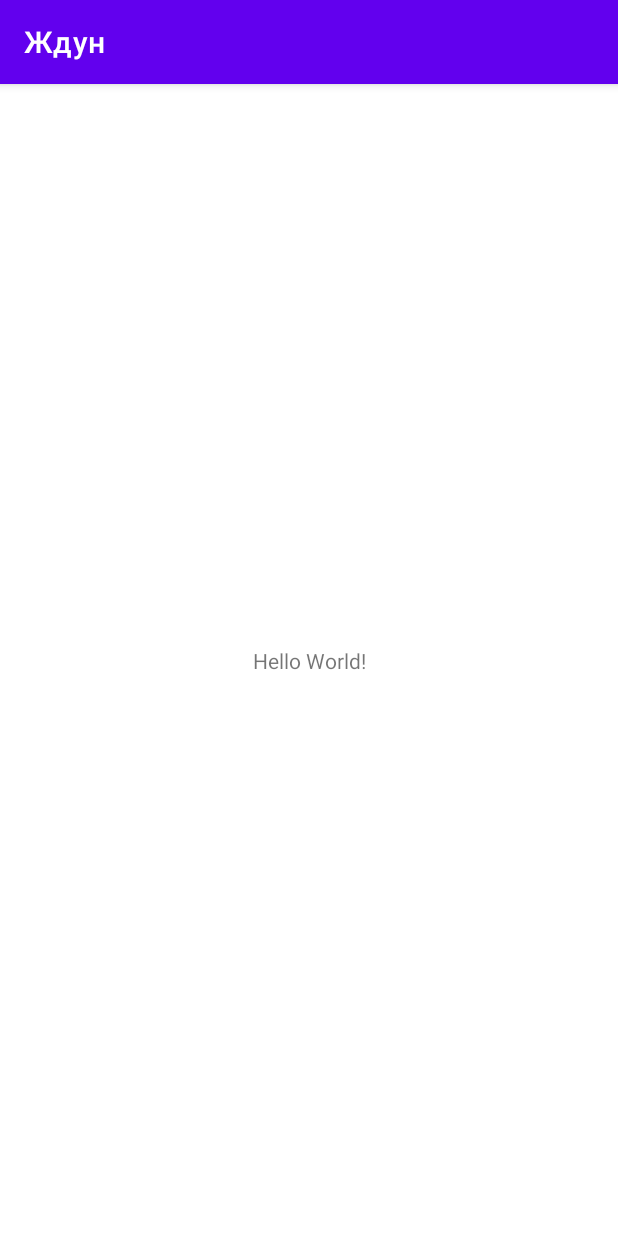
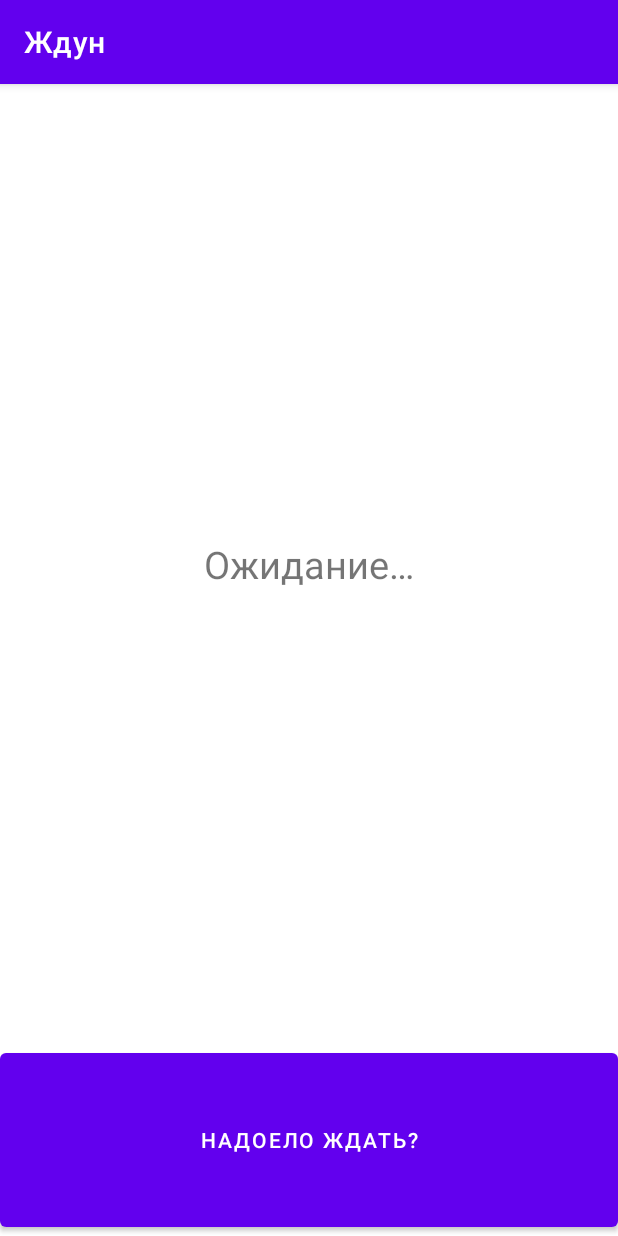
Before and after one commit to tuguzT-education/mirea-pid-practice-13.2, an Android app: the screen it shows after launch (MainActivity), on a phone screen of 412 x 824 dp. Run offline under Robolectric (Android 15) with nearby library versions, the phone set to English and light mode, and no system bars.

Commit message:
Complete tasks

```diff
--- a/app/src/main/AndroidManifest.xml
+++ b/app/src/main/AndroidManifest.xml
@@ -18,6 +18,16 @@
                 <category android:name="android.intent.category.LAUNCHER" />
             </intent-filter>
         </activity>
+
+        <receiver
+            android:name=".TimeTickReceiver"
+            android:enabled="true"
+            android:exported="false" />
+
+        <receiver
+            android:name=".BatteryLowReceiver"
+            android:enabled="true"
+            android:exported="false" />
     </application>
 
 </manifest>
--- /dev/null
+++ b/app/src/main/java/io/github/tuguzt/theonewhowaits/BatteryLowReceiver.kt
@@ -0,0 +1,12 @@
+package io.github.tuguzt.theonewhowaits
+
+import android.content.BroadcastReceiver
+import android.content.Context
+import android.content.Intent
+import android.widget.Toast
+
+class BatteryLowReceiver : BroadcastReceiver() {
+    override fun onReceive(context: Context, intent: Intent) {
+        Toast.makeText(context, R.string.battery_low_text, Toast.LENGTH_SHORT).show()
+    }
+}
--- a/app/src/main/java/io/github/tuguzt/theonewhowaits/MainActivity.kt
+++ b/app/src/main/java/io/github/tuguzt/theonewhowaits/MainActivity.kt
@@ -1,16 +1,41 @@
 package io.github.tuguzt.theonewhowaits
 
+import android.content.Intent
+import android.content.IntentFilter
 import androidx.appcompat.app.AppCompatActivity
 import android.os.Bundle
+import android.view.View
+import android.widget.Toast
 import io.github.tuguzt.theonewhowaits.databinding.ActivityMainBinding
 
 class MainActivity : AppCompatActivity() {
     private lateinit var binding: ActivityMainBinding
+
+    private val timeTickReceiver = TimeTickReceiver()
+    private val batteryLowReceiver = BatteryLowReceiver()
 
     override fun onCreate(savedInstanceState: Bundle?) {
         super.onCreate(savedInstanceState)
 
         binding = ActivityMainBinding.inflate(layoutInflater)
         setContentView(binding.root)
+
+        registerReceiver(timeTickReceiver, IntentFilter(Intent.ACTION_TIME_TICK))
+        registerReceiver(batteryLowReceiver, IntentFilter(Intent.ACTION_BATTERY_LOW))
+
+        timeTickReceiver.counter.observe(this) {
+            binding.print.text = getString(R.string.minutes_text, it.toInt())
+        }
+    }
+
+    override fun onDestroy() {
+        super.onDestroy()
+        unregisterReceiver(timeTickReceiver)
+        unregisterReceiver(batteryLowReceiver)
+    }
+
+    fun cancelWait(@Suppress("UNUSED_PARAMETER") view: View) {
+        unregisterReceiver(timeTickReceiver)
+        Toast.makeText(this, R.string.toast_text, Toast.LENGTH_SHORT).show()
     }
 }
--- /dev/null
+++ b/app/src/main/java/io/github/tuguzt/theonewhowaits/TimeTickReceiver.kt
@@ -0,0 +1,16 @@
+package io.github.tuguzt.theonewhowaits
+
+import android.content.BroadcastReceiver
+import android.content.Context
+import android.content.Intent
+import androidx.lifecycle.LiveData
+import androidx.lifecycle.MutableLiveData
+
+class TimeTickReceiver : BroadcastReceiver() {
+    private val _counter = MutableLiveData<UInt>()
+    val counter: LiveData<UInt> get() = _counter
+
+    override fun onReceive(context: Context, intent: Intent) {
+        _counter.value = (counter.value ?: 0u) + 1u
+    }
+}
--- a/app/src/main/res/layout/activity_main.xml
+++ b/app/src/main/res/layout/activity_main.xml
@@ -1,19 +1,29 @@
 <?xml version="1.0" encoding="utf-8"?>
-<androidx.constraintlayout.widget.ConstraintLayout
+<androidx.appcompat.widget.LinearLayoutCompat
     xmlns:android="http://schemas.android.com/apk/res/android"
-    xmlns:app="http://schemas.android.com/apk/res-auto"
     xmlns:tools="http://schemas.android.com/tools"
     android:layout_width="match_parent"
     android:layout_height="match_parent"
-    tools:context=".MainActivity">
+    tools:context=".MainActivity"
+    android:orientation="vertical">
 
     <TextView
-        android:layout_width="wrap_content"
-        android:layout_height="wrap_content"
-        android:text="Hello World!"
-        app:layout_constraintBottom_toBottomOf="parent"
-        app:layout_constraintLeft_toLeftOf="parent"
-        app:layout_constraintRight_toRightOf="parent"
-        app:layout_constraintTop_toTopOf="parent" />
+        android:id="@+id/print"
+        android:layout_width="match_parent"
+        android:layout_height="match_parent"
+        android:layout_weight="1"
+        android:gravity="center"
+        android:text="@string/text"
+        android:textAlignment="center"
+        android:textSize="25sp" />
 
-</androidx.constraintlayout.widget.ConstraintLayout>
+    <Button
+        android:layout_width="match_parent"
+        android:layout_height="match_parent"
+        android:layout_weight="5"
+        android:onClick="cancelWait"
+        android:text="@string/button_text"
+        android:textAlignment="center"
+        tools:ignore="UsingOnClickInXml" />
+
+</androidx.appcompat.widget.LinearLayoutCompat>
--- a/app/src/main/res/values/strings.xml
+++ b/app/src/main/res/values/strings.xml
@@ -1,3 +1,8 @@
 <resources>
     <string name="app_name">Ждун</string>
+    <string name="toast_text">Идите работать!</string>
+    <string name="button_text">Надоело ждать?</string>
+    <string name="text">Ожидание…</string>
+    <string name="minutes_text">Время созерцания: %1$d мин.</string>
+    <string name="battery_low_text">Накормите Ждуна, силы на исходе!</string>
 </resources>
```
